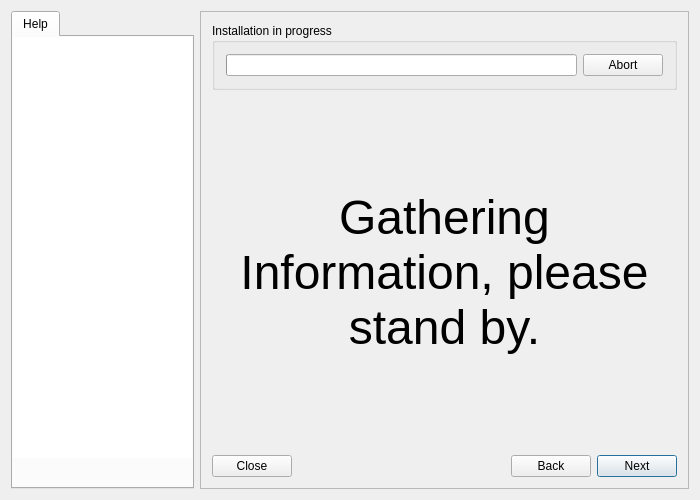
gazelle-installer/gazelle-installer, file meinstall.ui: the form before one commit.
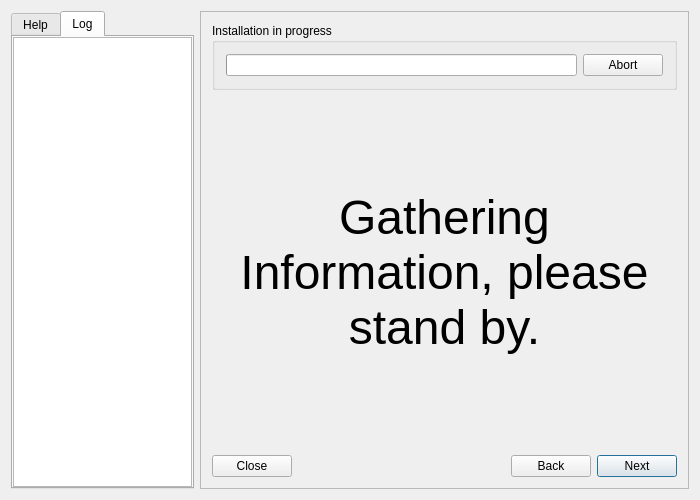
The form after the commit. The open tabs and pages were chosen to show the change. Icons and pictures are not drawn.

Commit message: Added live log tab.

The edit to the form file:
```diff
--- a/meinstall.ui
+++ b/meinstall.ui
@@ -91,6 +91,28 @@
       <zorder>helpbackdrop</zorder>
       <zorder>mainHelp</zorder>
      </widget>
+     <widget class="QWidget" name="tabLog">
+      <attribute name="title">
+       <string>Log</string>
+      </attribute>
+      <layout class="QVBoxLayout" name="verticalLayout_4">
+       <property name="leftMargin">
+        <number>0</number>
+       </property>
+       <property name="topMargin">
+        <number>0</number>
+       </property>
+       <property name="rightMargin">
+        <number>0</number>
+       </property>
+       <property name="bottomMargin">
+        <number>0</number>
+       </property>
+       <item>
+        <widget class="QListWidget" name="listLog"/>
+       </item>
+      </layout>
+     </widget>
     </widget>
    </item>
    <item>
```
Left out of the diff: 2 changed lines with no effect on the pictures. The commit also changes 4 other files.
